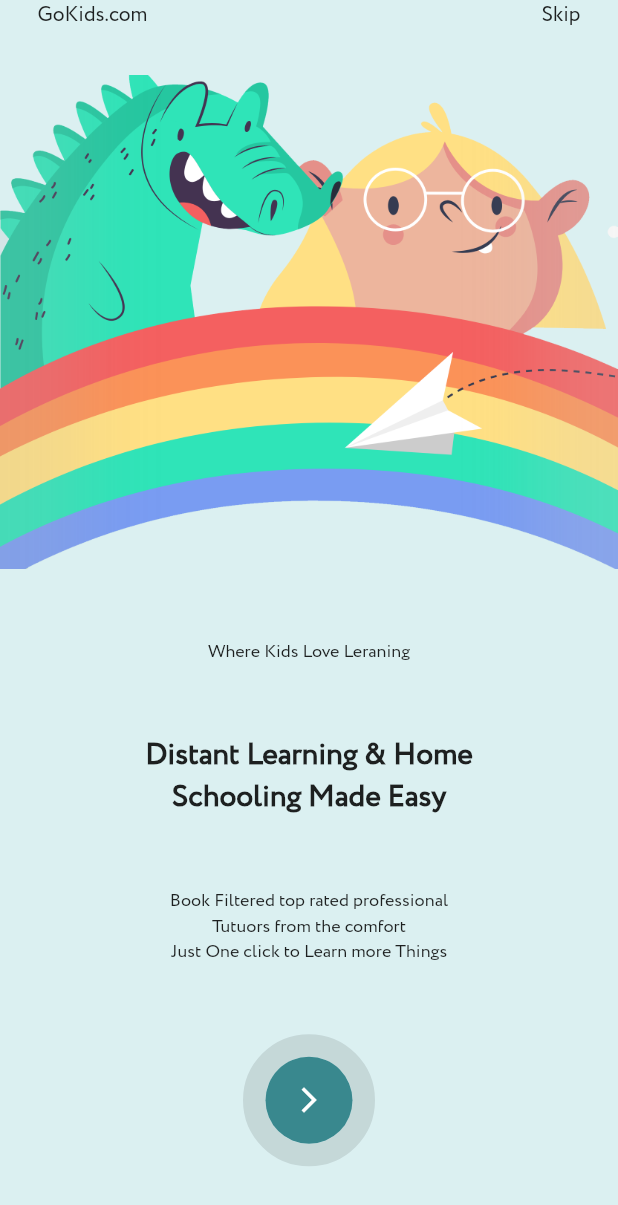
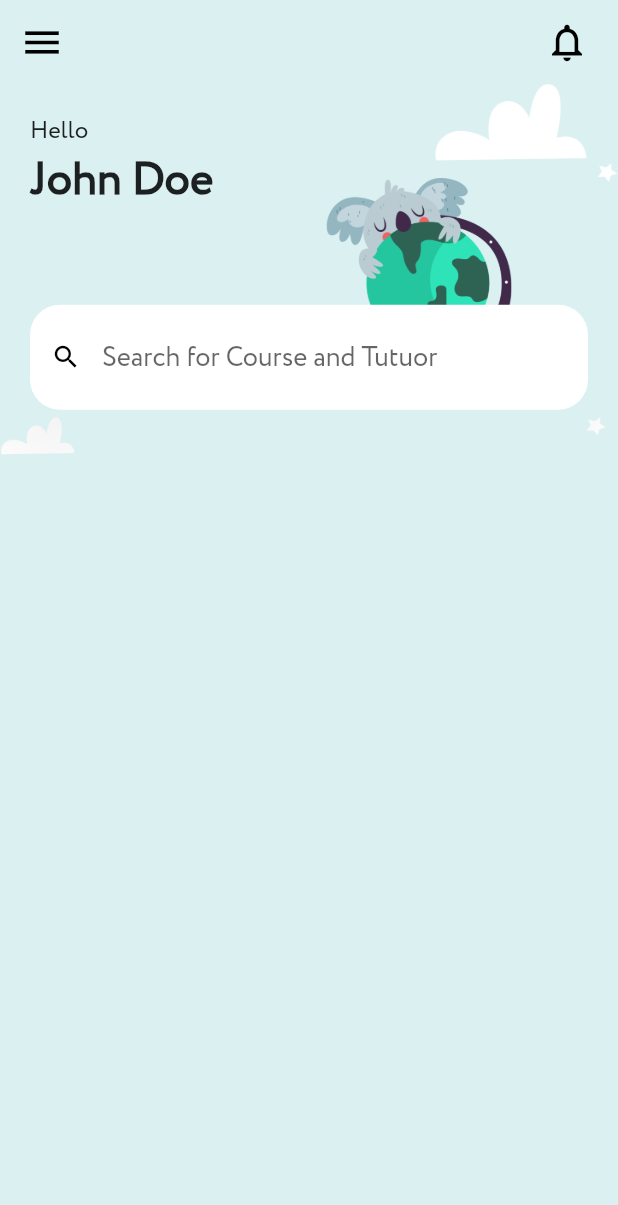
Before and after one commit to abdullakn/learning_management_system_ui_flutter, a Flutter app: the screen it shows after launch, after a tap on the "arrow forward ios" icon, on a phone screen of 412 x 824 dp. Shown: the top 1205 px of the screen. Run offline on Flutter 3.47's test engine with Material 2 defaults, Android fonts, the phone set to English and light mode, and no system bars.

Commit message:
user home page appbar and serach banner completed

```diff
--- /dev/null
+++ b/lib/home_page.dart
@@ -0,0 +1,71 @@
+import 'package:flutter/material.dart';
+import 'package:kids_education_platform/color_Scheme.dart';
+
+class HomePage extends StatelessWidget {
+   HomePage({ Key? key }) : super(key: key);
+
+  @override
+  Widget build(BuildContext context) {
+    return Scaffold(
+      backgroundColor: lightBlue,
+        appBar: AppBar(
+          backgroundColor: Colors.transparent,
+          elevation: 0,
+          leading: IconButton(onPressed: (){}, icon: Icon(Icons.menu,color: Colors.black,size: 30,)),
+          actions: [
+
+            IconButton(onPressed: (){}, icon:Icon(Icons.notifications_none,color: Colors.black,size: 30,)),
+            SizedBox(width: 10,),
+          ],
+        ),
+        body: Column(
+          children: [
+            Container(
+              height: MediaQuery.of(context).size.height*0.3,
+              width: MediaQuery.of(context).size.width,
+              decoration: BoxDecoration(
+                image: DecorationImage(image: AssetImage('assets/images/searchBg.png'),)
+              ),
+              child: Container(
+                padding: EdgeInsets.all(20),
+
+                child:Column(
+                  crossAxisAlignment: CrossAxisAlignment.start,
+                  children: [
+                    Text('Hello',style: TextStyle(fontSize: 16,fontFamily: 'circe'),),
+                    Text('John Doe',style: TextStyle(fontSize: 30,fontFamily: 'circe',fontWeight: FontWeight.w700),),
+                    Expanded(child:Container() ),
+                    Container(
+                      height: 70,
+                      decoration: BoxDecoration(
+                        borderRadius: BorderRadius.circular(20),
+                        color: Colors.white
+                      ),
+                      child: Row(
+                        children: [
+                          IconButton(onPressed: (){}, icon: Icon(Icons.search,color: Colors.black,size: 20,)),
+                          Expanded(child: TextFormField(
+                            style: TextStyle(
+                              fontSize: 18,
+                              fontFamily: 'circe'
+                            ),
+                            decoration: InputDecoration(
+                              border: InputBorder.none,
+                              hintText: 'Search for Course and Tutuor'
+
+                            ),
+                          ))
+                        ],
+                      ),
+                    ),
+                    SizedBox(height: 10,)
+
+                  ],
+                ),
+              ),
+            )
+          ],
+        ),
+    );
+  }
+}
--- a/lib/main.dart
+++ b/lib/main.dart
@@ -1,5 +1,6 @@
 import 'package:flutter/material.dart';
 import 'package:kids_education_platform/color_Scheme.dart';
+import 'package:kids_education_platform/home_page.dart';
 
 void main() {
   runApp(const MyApp());
@@ -16,6 +17,9 @@
       debugShowCheckedModeBanner: false,
 
       home: const MyHomePage(),
+      routes: {
+        '/HomePage':(context)=>HomePage()
+      },
     );
   }
 }
@@ -37,16 +41,17 @@
       body: SafeArea(child: Column(
         children: [
          Container(
-           padding: EdgeInsets.symmetric(horizontal: 25),
+
+           padding: EdgeInsets.symmetric(horizontal: 25,vertical: 10),
            child: Row(
              mainAxisAlignment: MainAxisAlignment.spaceBetween,
              children: [
-               Text("GoKids.com",style: TextStyle(fontSize: 14,fontFamily: 'circe',fontWeight: FontWeight.w500),),
+               Text("GoKids.com",style: TextStyle(fontSize: 20,fontFamily: 'circe',fontWeight: FontWeight.w500),),
                Text("Skip",style: TextStyle(fontSize: 14,fontFamily: 'circe',fontWeight: FontWeight.w500),),
              ],
            ),
          ),
-         SizedBox(height: 30,),
+         SizedBox(height: 10,),
          Container(
 
            width: MediaQuery.of(context).size.width,
@@ -76,7 +81,7 @@
                      shape: BoxShape.circle,
                      color:darkBlue
                    ),
-                   child: IconButton(onPressed: (){}, icon: Icon(Icons.arrow_forward_ios_outlined,color: Colors.white,size: 20,)),
+                   child: IconButton(onPressed: (){openHomePage();}, icon: Icon(Icons.arrow_forward_ios_outlined,color: Colors.white,size: 20,)),
                  ),
                ),
              )
@@ -90,4 +95,8 @@
 
     );
   }
+
+  void openHomePage(){
+    Navigator.pushNamed(context,'/HomePage');
+  }
 }
```
